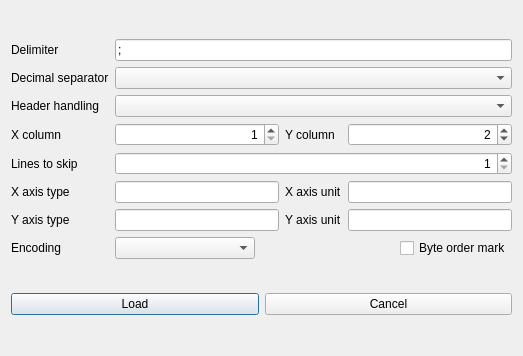
This is src/gui/loadcsvfiledialog.ui in echmet/CEval as Qt 5 draws it before an edit. The edited form follows.
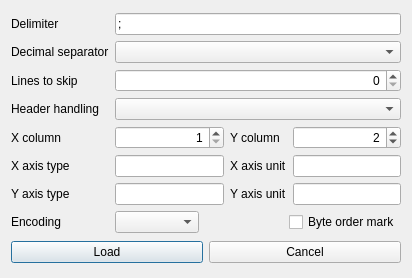
This is the edited form.

Commit message: Improve handling of CSV files: - Skip leading blank lines - Allow files to have both a header and non-empty lines to skip

Patch:
```diff
--- a/src/gui/loadcsvfiledialog.ui
+++ b/src/gui/loadcsvfiledialog.ui
@@ -6,8 +6,8 @@
    <rect>
     <x>0</x>
     <y>0</y>
-    <width>523</width>
-    <height>356</height>
+    <width>412</width>
+    <height>278</height>
    </rect>
   </property>
   <property name="windowTitle">
@@ -16,10 +16,61 @@
   <layout class="QVBoxLayout" name="verticalLayout">
    <item>
     <layout class="QGridLayout" name="gridLayout">
-     <item row="5" column="0">
-      <widget class="QLabel" name="ql_xType">
+     <item row="0" column="1" colspan="3">
+      <widget class="QLineEdit" name="qle_delimiter">
        <property name="text">
-        <string>X axis type</string>
+        <string>;</string>
+       </property>
+      </widget>
+     </item>
+     <item row="4" column="0">
+      <widget class="QLabel" name="ql_xColumn">
+       <property name="text">
+        <string>X column</string>
+       </property>
+      </widget>
+     </item>
+     <item row="3" column="1" colspan="3">
+      <widget class="QComboBox" name="qcbox_headerHandling"/>
+     </item>
+     <item row="6" column="2">
+      <widget class="QLabel" name="ql_yUnit">
+       <property name="text">
+        <string>Y axis unit</string>
+       </property>
+      </widget>
+     </item>
+     <item row="1" column="1" colspan="3">
+      <widget class="QComboBox" name="qcbox_decimalSeparator"/>
+     </item>
+     <item row="3" column="0">
+      <widget class="QLabel" name="ql_headerHandling">
+       <property name="text">
+        <string>Header handling</string>
+       </property>
+      </widget>
+     </item>
+     <item row="5" column="2">
+      <widget class="QLabel" name="ql_xUnit">
+       <property name="text">
+        <string>X axis unit</string>
+       </property>
+      </widget>
+     </item>
+     <item row="1" column="0">
+      <widget class="QLabel" name="ql_decimalSeparator">
+       <property name="toolTip">
+        <string/>
+       </property>
+       <property name="text">
+        <string>Decimal separator</string>
+       </property>
+      </widget>
+     </item>
+     <item row="6" column="0">
+      <widget class="QLabel" name="ql_yCaption">
+       <property name="text">
+        <string>Y axis type</string>
        </property>
       </widget>
      </item>
@@ -36,77 +87,76 @@
        </property>
       </widget>
      </item>
-     <item row="7" column="1">
+     <item row="5" column="0">
+      <widget class="QLabel" name="ql_xType">
+       <property name="text">
+        <string>X axis type</string>
+       </property>
+      </widget>
+     </item>
+     <item row="2" column="0">
+      <widget class="QLabel" name="ql_linesToSkip">
+       <property name="text">
+        <string>Lines to skip</string>
+       </property>
+      </widget>
+     </item>
+     <item row="4" column="1">
+      <widget class="QSpinBox" name="qspbox_xColumn">
+       <property name="alignment">
+        <set>Qt::AlignRight|Qt::AlignTrailing|Qt::AlignVCenter</set>
+       </property>
+       <property name="minimum">
+        <number>1</number>
+       </property>
+       <property name="maximum">
+        <number>999999999</number>
+       </property>
+      </widget>
+     </item>
+     <item row="4" column="2">
+      <widget class="QLabel" name="ql_yColumn">
+       <property name="text">
+        <string>Y column</string>
+       </property>
+      </widget>
+     </item>
+     <item row="4" column="3">
+      <widget class="QSpinBox" name="qspbox_yColumn">
+       <property name="alignment">
+        <set>Qt::AlignRight|Qt::AlignTrailing|Qt::AlignVCenter</set>
+       </property>
+       <property name="minimum">
+        <number>1</number>
+       </property>
+       <property name="maximum">
+        <number>999999999</number>
+       </property>
+       <property name="value">
+        <number>2</number>
+       </property>
+      </widget>
+     </item>
+     <item row="6" column="1">
       <widget class="QLineEdit" name="qle_yType"/>
      </item>
      <item row="5" column="1">
       <widget class="QLineEdit" name="qle_xType"/>
      </item>
-     <item row="7" column="0">
-      <widget class="QLabel" name="ql_yCaption">
-       <property name="text">
-        <string>Y axis type</string>
-       </property>
-      </widget>
-     </item>
      <item row="5" column="3">
       <widget class="QLineEdit" name="qle_xUnit"/>
      </item>
-     <item row="1" column="0">
-      <widget class="QLabel" name="ql_decimalSeparator">
-       <property name="toolTip">
-        <string/>
-       </property>
-       <property name="text">
-        <string>Decimal separator</string>
-       </property>
-      </widget>
-     </item>
-     <item row="5" column="2">
-      <widget class="QLabel" name="ql_xUnit">
-       <property name="text">
-        <string>X axis unit</string>
-       </property>
-      </widget>
-     </item>
-     <item row="7" column="3">
+     <item row="6" column="3">
       <widget class="QLineEdit" name="qle_yUnit"/>
      </item>
-     <item row="8" column="0">
+     <item row="7" column="0">
       <widget class="QLabel" name="ql_encodingCaption">
        <property name="text">
         <string>Encoding</string>
        </property>
       </widget>
      </item>
-     <item row="2" column="0">
-      <widget class="QLabel" name="ql_headerHandling">
-       <property name="text">
-        <string>Header handling</string>
-       </property>
-      </widget>
-     </item>
-     <item row="1" column="1" colspan="3">
-      <widget class="QComboBox" name="qcbox_decimalSeparator"/>
-     </item>
-     <item row="7" column="2">
-      <widget class="QLabel" name="ql_yUnit">
-       <property name="text">
-        <string>Y axis unit</string>
-       </property>
-      </widget>
-     </item>
-     <item row="2" column="1" colspan="3">
-      <widget class="QComboBox" name="qcbox_headerHandling"/>
-     </item>
-     <item row="0" column="1" colspan="3">
-      <widget class="QLineEdit" name="qle_delimiter">
-       <property name="text">
-        <string>;</string>
-       </property>
-      </widget>
-     </item>
-     <item row="8" column="1" colspan="3">
+     <item row="7" column="1" colspan="3">
       <layout class="QHBoxLayout" name="horizontalLayout_2">
        <item>
         <widget class="QComboBox" name="qcbox_encoding">
@@ -140,66 +190,19 @@
        </item>
       </layout>
      </item>
-     <item row="4" column="0">
-      <widget class="QLabel" name="ql_linesToSkip">
-       <property name="text">
-        <string>Lines to skip</string>
-       </property>
-      </widget>
-     </item>
-     <item row="4" column="1" colspan="3">
+     <item row="2" column="1" colspan="3">
       <widget class="QSpinBox" name="qspbox_linesToSkip">
        <property name="alignment">
         <set>Qt::AlignRight|Qt::AlignTrailing|Qt::AlignVCenter</set>
        </property>
        <property name="minimum">
-        <number>1</number>
-       </property>
-       <property name="maximum">
-        <number>999999999</number>
-       </property>
-      </widget>
-     </item>
-     <item row="3" column="0">
-      <widget class="QLabel" name="ql_xColumn">
-       <property name="text">
-        <string>X column</string>
-       </property>
-      </widget>
-     </item>
-     <item row="3" column="1">
-      <widget class="QSpinBox" name="qspbox_xColumn">
-       <property name="alignment">
-        <set>Qt::AlignRight|Qt::AlignTrailing|Qt::AlignVCenter</set>
-       </property>
-       <property name="minimum">
-        <number>1</number>
-       </property>
-       <property name="maximum">
-        <number>999999999</number>
-       </property>
-      </widget>
-     </item>
-     <item row="3" column="2">
-      <widget class="QLabel" name="ql_yColumn">
-       <property name="text">
-        <string>Y column</string>
-       </property>
-      </widget>
-     </item>
-     <item row="3" column="3">
-      <widget class="QSpinBox" name="qspbox_yColumn">
-       <property name="alignment">
-        <set>Qt::AlignRight|Qt::AlignTrailing|Qt::AlignVCenter</set>
-       </property>
-       <property name="minimum">
-        <number>1</number>
+        <number>0</number>
        </property>
        <property name="maximum">
         <number>999999999</number>
        </property>
        <property name="value">
-        <number>2</number>
+        <number>0</number>
        </property>
       </widget>
      </item>
@@ -209,6 +212,12 @@
     <layout class="QHBoxLayout" name="horizontalLayout">
      <item>
       <widget class="QPushButton" name="qpb_load">
+       <property name="sizePolicy">
+        <sizepolicy hsizetype="Minimum" vsizetype="Maximum">
+         <horstretch>0</horstretch>
+         <verstretch>0</verstretch>
+        </sizepolicy>
+       </property>
        <property name="text">
         <string>Load</string>
        </property>
@@ -216,6 +225,12 @@
      </item>
      <item>
       <widget class="QPushButton" name="qpb_cancel">
+       <property name="sizePolicy">
+        <sizepolicy hsizetype="Minimum" vsizetype="Maximum">
+         <horstretch>0</horstretch>
+         <verstretch>0</verstretch>
+        </sizepolicy>
+       </property>
        <property name="text">
         <string>Cancel</string>
        </property>
```
Left out of the diff: 4 changed lines with no effect on the pictures. The commit also changes 4 other files.
